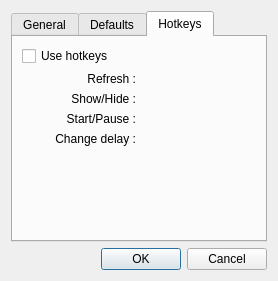
Above: src/gui/configdialog.ui from mistic100/UMWP-Autochanger before the change. Below: the same form after it.
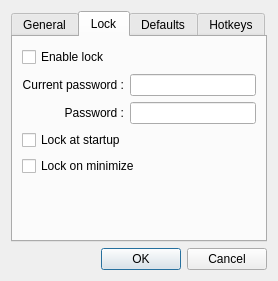
That is the form after the change. The open tabs and pages were chosen to show the change. Icons and pictures are not drawn. Custom widgets are drawn as their Qt base class.

Commit message: Add lock with password

```diff
--- a/src/gui/configdialog.ui
+++ b/src/gui/configdialog.ui
@@ -22,7 +22,7 @@
     </widget>
    </item>
    <item row="0" column="0" colspan="2">
-    <widget class="QTabWidget" name="tabWidget">
+    <widget class="QTabWidgetExt" name="tabs">
      <property name="currentIndex">
       <number>0</number>
      </property>
@@ -111,6 +111,115 @@
        </item>
       </layout>
      </widget>
+     <widget class="QWidget" name="lock">
+      <attribute name="title">
+       <string>Lock</string>
+      </attribute>
+      <layout class="QGridLayout" name="gridLayout_4">
+       <item row="3" column="0">
+        <widget class="QLabel" name="label_12">
+         <property name="text">
+          <string>Password :</string>
+         </property>
+         <property name="alignment">
+          <set>Qt::AlignRight|Qt::AlignTrailing|Qt::AlignVCenter</set>
+         </property>
+        </widget>
+       </item>
+       <item row="2" column="0">
+        <widget class="QLabel" name="label_13">
+         <property name="text">
+          <string>Current password :</string>
+         </property>
+         <property name="alignment">
+          <set>Qt::AlignRight|Qt::AlignTrailing|Qt::AlignVCenter</set>
+         </property>
+        </widget>
+       </item>
+       <item row="1" column="0" colspan="3">
+        <layout class="QHBoxLayout" name="horizontalLayout">
+         <item>
+          <widget class="QCheckBox" name="optionLockEnabled">
+           <property name="text">
+            <string>Enable lock</string>
+           </property>
+          </widget>
+         </item>
+         <item>
+          <widget class="QPushButton" name="lockHelp">
+           <property name="cursor">
+            <cursorShape>WhatsThisCursor</cursorShape>
+           </property>
+           <property name="text">
+            <string/>
+           </property>
+           <property name="icon">
+            <iconset resource="../UMWP_Autochanger.qrc">
+             <normaloff>:/images/icons/help_color.png</normaloff>:/images/icons/help_color.png</iconset>
+           </property>
+           <property name="flat">
+            <bool>true</bool>
+           </property>
+          </widget>
+         </item>
+         <item>
+          <spacer name="horizontalSpacer">
+           <property name="orientation">
+            <enum>Qt::Horizontal</enum>
+           </property>
+           <property name="sizeHint" stdset="0">
+            <size>
+             <width>40</width>
+             <height>20</height>
+            </size>
+           </property>
+          </spacer>
+         </item>
+        </layout>
+       </item>
+       <item row="2" column="1" colspan="2">
+        <widget class="QLineEdit" name="currentPassword">
+         <property name="echoMode">
+          <enum>QLineEdit::Password</enum>
+         </property>
+        </widget>
+       </item>
+       <item row="6" column="0" colspan="3">
+        <widget class="QCheckBox" name="optionLockMinimize">
+         <property name="text">
+          <string>Lock on minimize</string>
+         </property>
+        </widget>
+       </item>
+       <item row="5" column="0" colspan="3">
+        <widget class="QCheckBox" name="optionLockStartup">
+         <property name="text">
+          <string>Lock at startup</string>
+         </property>
+        </widget>
+       </item>
+       <item row="3" column="1" colspan="2">
+        <widget class="QLineEdit" name="optionLockPassword">
+         <property name="echoMode">
+          <enum>QLineEdit::Password</enum>
+         </property>
+        </widget>
+       </item>
+       <item row="7" column="0">
+        <spacer name="verticalSpacer_3">
+         <property name="orientation">
+          <enum>Qt::Vertical</enum>
+         </property>
+         <property name="sizeHint" stdset="0">
+          <size>
+           <width>20</width>
+           <height>40</height>
+          </size>
+         </property>
+        </spacer>
+       </item>
+      </layout>
+     </widget>
      <widget class="QWidget" name="defaults">
       <attribute name="title">
        <string>Defaults</string>
@@ -235,7 +344,7 @@
          </property>
         </widget>
        </item>
-       <item row="5" column="0">
+       <item row="6" column="0">
         <spacer name="verticalSpacer">
          <property name="orientation">
           <enum>Qt::Vertical</enum>
@@ -248,7 +357,7 @@
          </property>
         </spacer>
        </item>
-       <item row="4" column="0">
+       <item row="5" column="0">
         <widget class="QLabel" name="label_10">
          <property name="text">
           <string>Change delay :</string>
@@ -289,6 +398,12 @@
    <extends>QComboBox</extends>
    <header>../ext/qcomboboxext.h</header>
   </customwidget>
+  <customwidget>
+   <class>QTabWidgetExt</class>
+   <extends>QTabWidget</extends>
+   <header location="global">../ext/qtabwidgetext.h</header>
+   <container>1</container>
+  </customwidget>
  </customwidgets>
  <resources/>
  <connections>
```
Left out of the diff: 47 changed lines with no effect on the pictures. The commit also changes 33 other files.
